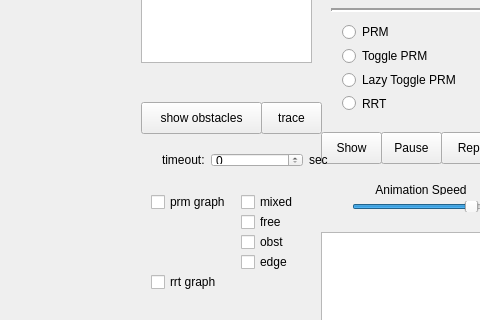
This is Sampling-Planner/display/MainWindow.ui in tomhsu1990/Path-Planning-Algorithms as Qt 5 draws it before an edit; both pictures show x 409 to 889 and y 218 to 538 of the 1117 by 725 pixel window. The edited form follows.
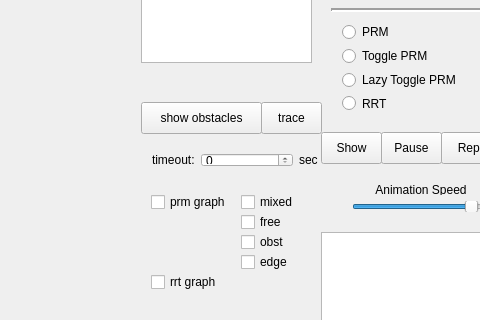
This is the edited form. Custom widgets are drawn as their Qt base class.

Commit message: update main window

```diff
--- a/Sampling-Planner/display/MainWindow.ui
+++ b/Sampling-Planner/display/MainWindow.ui
@@ -766,7 +766,7 @@
    <widget class="QWidget" name="layoutWidget_3">
     <property name="geometry">
      <rect>
-      <x>560</x>
+      <x>550</x>
       <y>360</y>
       <width>188</width>
       <height>36</height>
```
Left out of the diff: 30 changed lines with no effect on the pictures. The commit also changes 2 other files.
